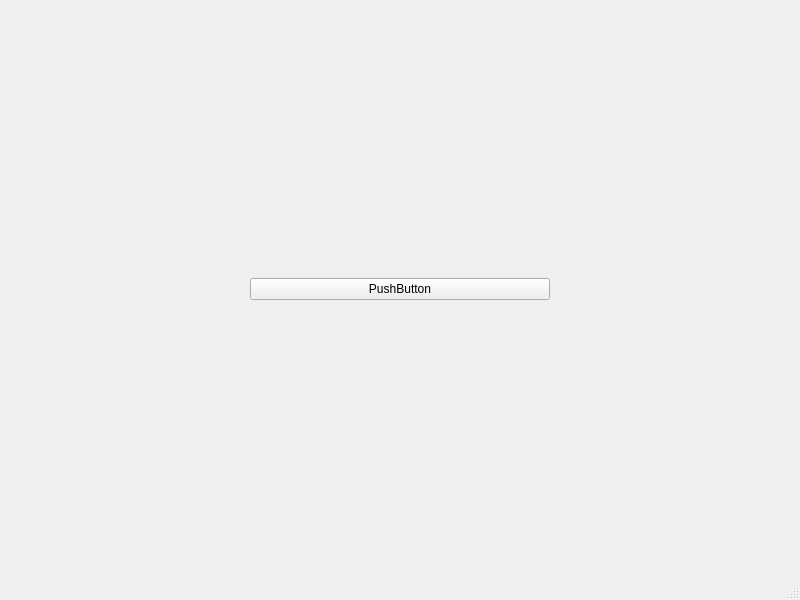
Above: ShipboardTools/Window_SystemViewer.ui from AganDur/TravellerTool before the change. Below: the same form after it.
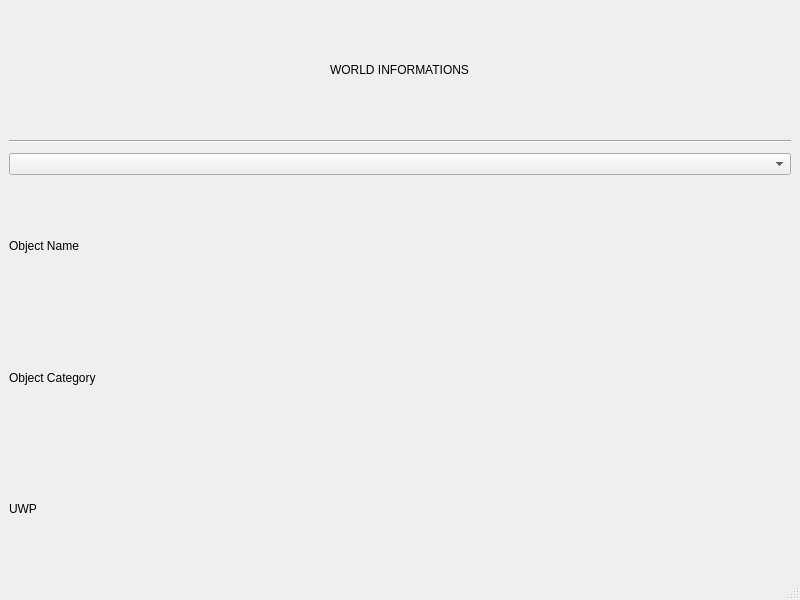
That is the form after the change.

Patch:
```diff
--- a/ShipboardTools/Window_SystemViewer.ui
+++ b/ShipboardTools/Window_SystemViewer.ui
@@ -17,16 +17,47 @@
    <layout class="QHBoxLayout" name="horizontalLayout">
     <item>
      <layout class="QVBoxLayout" name="verticalLayout">
+      <property name="spacing">
+       <number>10</number>
+      </property>
+      <property name="sizeConstraint">
+       <enum>QLayout::SetDefaultConstraint</enum>
+      </property>
+      <item alignment="Qt::AlignHCenter">
+       <widget class="QLabel" name="label">
+        <property name="text">
+         <string>WORLD INFORMATIONS</string>
+        </property>
+       </widget>
+      </item>
       <item>
-       <widget class="QPushButton" name="pushButton">
-        <property name="maximumSize">
-         <size>
-          <width>300</width>
-          <height>16777215</height>
-         </size>
+       <widget class="Line" name="line">
+        <property name="orientation">
+         <enum>Qt::Horizontal</enum>
         </property>
+       </widget>
+      </item>
+      <item>
+       <widget class="QComboBox" name="comboBox"/>
+      </item>
+      <item>
+       <widget class="QLabel" name="label_2">
         <property name="text">
-         <string>PushButton</string>
+         <string>Object Name</string>
+        </property>
+       </widget>
+      </item>
+      <item>
+       <widget class="QLabel" name="label_3">
+        <property name="text">
+         <string>Object Category</string>
+        </property>
+       </widget>
+      </item>
+      <item>
+       <widget class="QLabel" name="label_4">
+        <property name="text">
+         <string>UWP</string>
         </property>
        </widget>
       </item>
```
